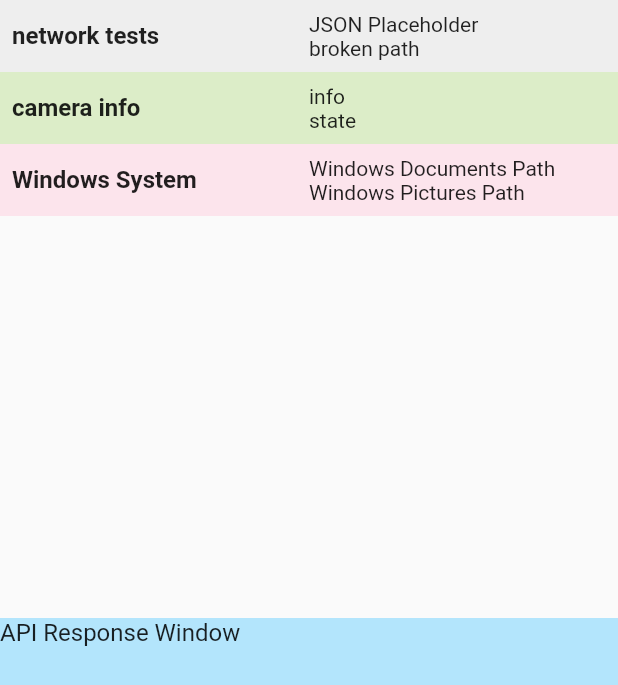
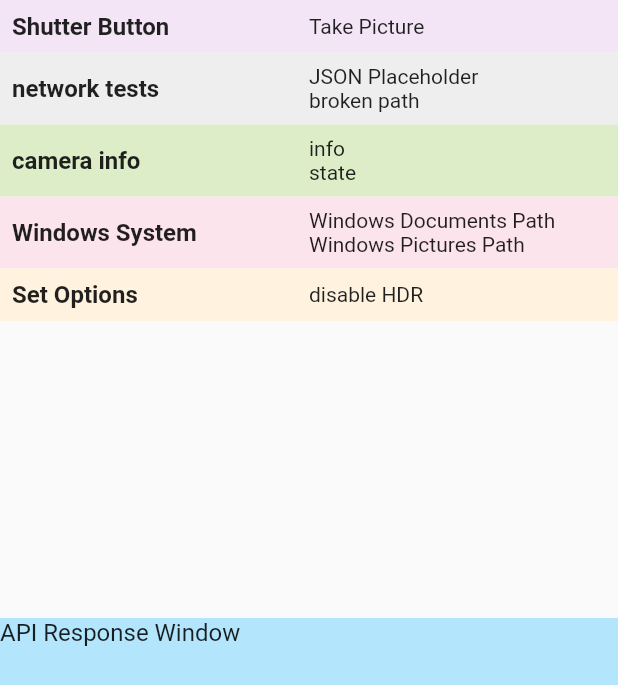
Before and after one commit to codetricity/custom_dart_package_tutorial, a Flutter app: the screen it shows after launch, on a phone screen of 412 x 824 dp. Shown: the top 685 px of the screen. Run offline on Flutter 3.47's test engine with Material 2 defaults, Android fonts, the phone set to English and light mode, and no system bars.

Commit message:
added shutter button and set options

```diff
--- /dev/null
+++ b/lib/gui_components/button_groups/set_options_group.dart
@@ -0,0 +1,26 @@
+import 'package:flutter/material.dart';
+import 'package:theta_api_intro_tutorial/gui_components/button_templates/button_group.dart';
+import 'package:theta_api_intro_tutorial/gui_components/button_templates/request_button.dart';
+import 'package:theta_connection/theta_connection.dart';
+
+class SetOptionsGroup extends StatelessWidget {
+  const SetOptionsGroup({
+    Key? key,
+  }) : super(key: key);
+
+  @override
+  Widget build(BuildContext context) {
+    var buttonList = [
+      RequestButton(
+        apiRequest: disableHdr,
+        label: 'disable HDR',
+        description: 'turn off HDR filter for current session. '
+            'Will revert to MySettings if camera is turned off.',
+      ),
+    ];
+    return ButtonGroup(
+        color: Colors.orange[50],
+        buttonList: buttonList,
+        groupLabel: 'Set Options');
+  }
+}
--- /dev/null
+++ b/lib/gui_components/button_groups/shutter_button_group.dart
@@ -0,0 +1,25 @@
+import 'package:flutter/material.dart';
+import 'package:theta_api_intro_tutorial/gui_components/button_templates/button_group.dart';
+import 'package:theta_api_intro_tutorial/gui_components/button_templates/request_button.dart';
+import 'package:theta_connection/theta_connection.dart';
+
+class ShutterButtonGroup extends StatelessWidget {
+  const ShutterButtonGroup({
+    Key? key,
+  }) : super(key: key);
+
+  @override
+  Widget build(BuildContext context) {
+    var buttonList = [
+      RequestButton(
+        apiRequest: takePicture,
+        label: 'Take Picture',
+        description: 'take still image picture ',
+      ),
+    ];
+    return ButtonGroup(
+        color: Colors.purple[50],
+        buttonList: buttonList,
+        groupLabel: 'Shutter Button');
+  }
+}
--- a/lib/gui_sections/button_window.dart
+++ b/lib/gui_sections/button_window.dart
@@ -1,5 +1,7 @@
 import 'package:flutter/material.dart';
 import 'package:theta_api_intro_tutorial/gui_components/button_groups/camera_info.dart';
+import 'package:theta_api_intro_tutorial/gui_components/button_groups/set_options_group.dart';
+import 'package:theta_api_intro_tutorial/gui_components/button_groups/shutter_button_group.dart';
 import 'package:theta_api_intro_tutorial/gui_components/button_groups/system_group.dart';
 import 'package:theta_api_intro_tutorial/gui_components/button_templates/request_button.dart';
 import 'package:theta_api_intro_tutorial/system/get_documents_path.dart';
@@ -26,9 +28,11 @@ class ButtonWindow extends StatelessWidget {
       flex: 2,
       child: ListView(
         children: [
+          ShutterButtonGroup(),
           NetworkTests(),
           CameraInfo(),
           SystemGroup(),
+          SetOptionsGroup(),
         ],
       ),
     );
--- a/packages/theta_connection/lib/common/request.dart
+++ b/packages/theta_connection/lib/common/request.dart
@@ -2,8 +2,11 @@ import 'dart:convert';
 
 import 'package:http/http.dart' as http;
 
+// the body needs to be encoded as JSON
 const Map emptyBody = {};
 String domain = '192.168.1.1';
+// http package accepts a Map for the headers
+var headers = {'Content-Type': 'application/json;charset=utf-8'};
 
 Future<String> request(Uri uri,
     {String method = 'post', Map<dynamic, dynamic> body = emptyBody}) async {
@@ -14,7 +17,7 @@ Future<String> request(Uri uri,
     if (method == 'get') {
       response = await http.get(uri);
     } else {
-      response = await http.post(uri, body: jsonEncode(body));
+      response = await http.post(uri, headers: headers, body: jsonEncode(body));
     }
 
     var statusCode = response.statusCode;
--- a/packages/theta_connection/lib/theta_connection.dart
+++ b/packages/theta_connection/lib/theta_connection.dart
@@ -10,3 +10,9 @@ part 'network_tests/broken_path.dart';
 
 part 'protocols/info.dart';
 part 'protocols/state.dart';
+
+// commands
+part 'commands/take_picture.dart';
+
+// options
+part 'setOptions/disable_hdr.dart';
```
Also changed, not shown: lib/system/get_pictures_path.dart (+9 -6 lines), packages/theta_connection/lib/commands/take_picture.dart (added, +7 -0 lines), packages/theta_connection/lib/setOptions/disable_hdr.dart (added, +12 -0 lines).
